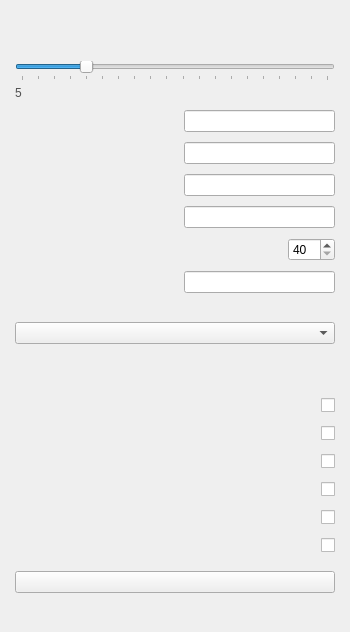
Old version of the form src/ui/MainWindow.ui in the repository Dawson924/MouseFlightControl.
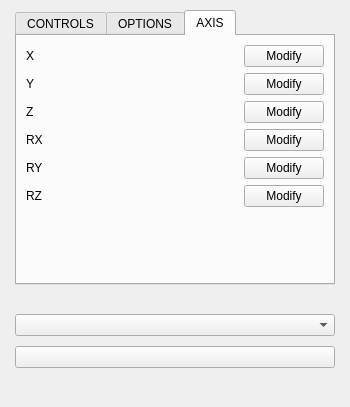
New version of the form. The open tabs and pages were chosen to show the change.

The edit to the form file:
```diff
--- a/src/ui/MainWindow.ui
+++ b/src/ui/MainWindow.ui
@@ -12,7 +12,7 @@
         </property>
 
         <widget class="QWidget" name="centralWidget">
-            <layout class="QVBoxLayout" name="verticalLayout">
+            <layout class="QVBoxLayout" name="centralLayout">
                 <property name="leftMargin">
                     <number>15</number>
                 </property>
@@ -29,22 +29,18 @@
                     <number>10</number>
                 </property>
 
-                <!-- 控制标题 -->
+                <!-- 顶部标签菜单 -->
                 <item>
-                    <widget class="QLabel" name="controlsTitleLabel">
-                        <property name="text">
-                            <string></string>
+                    <widget class="QTabWidget" name="tabWidget">
+                        <property name="tabPosition">
+                            <enum>QTabWidget::North</enum>
                         </property>
-                        <property name="alignment">
-                            <set>Qt::AlignCenter</set>
-                        </property>
-                        <property name="styleSheet">
-                            <string notr="true">font-size: 14pt; font-weight: bold;
-                                color: #000000;</string>
-                        </property>
-                    </widget>
-                </item>
-
+                        <!-- 控制页面 -->
+                        <widget class="QWidget" name="controlsTab">
+                            <attribute name="title">
+                                <string>CONTROLS</string>
+                            </attribute>
+                            <layout class="QVBoxLayout" name="verticalLayout">
                 <!-- 灵敏度设置行 -->
                 <item>
                     <layout class="QVBoxLayout">
@@ -327,80 +323,27 @@
 
                 <!-- 控制器选择 -->
                 <item>
-                    <layout class="QVBoxLayout">
-                        <property name="spacing">
-                            <number>5</number>
-                        </property>
-
-                        <item>
-                            <layout class="QVBoxLayout" name="controllerLayout">
-                                <property name="spacing">
-                                    <number>5</number>
-                                </property>
-                                <item>
-                                    <widget class="QLabel" name="controllerLabel">
-                                        <property name="text">
-                                            <string></string>
-                                        </property>
-                                    </widget>
-                                </item>
-                                <item>
-                                    <widget class="QComboBox" name="controllerComboBox">
-                                        <property name="sizePolicy">
-                                            <sizepolicy hsizetype="Expanding" vsizetype="Fixed">
-                                                <horstretch>0</horstretch>
-                                                <verstretch>0</verstretch>
-                                            </sizepolicy>
-                                        </property>
-                                    </widget>
-                                </item>
-                            </layout>
-                        </item>
-                    </layout>
-                </item>
-
-                <item>
-                    <layout class="QVBoxLayout" name="ControllerVerticalLayout">
-                        <property name="spacing">
-                            <number>8</number>
-                        </property>
-                    </layout>
-                </item>
-
-                <!-- 固定大小分隔符 -->
-                <item>
-                    <spacer>
+                                    <spacer name="verticalSpacer">
                         <property name="orientation">
                             <enum>Qt::Vertical</enum>
                         </property>
-                        <property name="sizeType">
-                            <enum>QSizePolicy::Fixed</enum>
-                        </property>
                         <property name="sizeHint" stdset="0">
                             <size>
-                                <width>0</width>
-                                <height>10</height>
+                                                <width>20</width>
+                                                <height>0</height>
                             </size>
                         </property>
                     </spacer>
                 </item>
-
-                <!-- 选项标题 -->
-                <item>
-                    <widget class="QLabel" name="optionsTitleLabel">
-                        <property name="text">
-                            <string></string>
-                        </property>
-                        <property name="alignment">
-                            <set>Qt::AlignCenter</set>
-                        </property>
-                        <property name="styleSheet">
-                            <string notr="true">font-size: 14pt; font-weight: bold;
-                                color: #000000;</string>
-                        </property>
-                    </widget>
-                </item>
+                            </layout>
+                        </widget>
 
+                        <!-- 选项页面 -->
+                        <widget class="QWidget" name="optionsTab">
+                            <attribute name="title">
+                                <string>OPTIONS</string>
+                            </attribute>
+                            <layout class="QVBoxLayout" name="verticalLayout2">
                 <!-- 选项区域 -->
                 <item>
                     <layout class="QVBoxLayout">
@@ -435,7 +378,8 @@
                                     </spacer>
                                 </item>
                                 <item>
-                                    <widget class="QCheckBox" name="showCursorOption">
+                                                    <widget class="QCheckBox"
+                                                        name="showCursorOption">
                                         <property name="checked">
                                             <bool>false</bool>
                                         </property>
@@ -507,7 +451,8 @@
                                     </spacer>
                                 </item>
                                 <item>
-                                    <widget class="QCheckBox" name="showIndicatorOption">
+                                                    <widget class="QCheckBox"
+                                                        name="showIndicatorOption">
                                         <property name="checked">
                                             <bool>false</bool>
                                         </property>
@@ -543,7 +488,8 @@
                                     </spacer>
                                 </item>
                                 <item>
-                                    <widget class="QCheckBox" name="buttonMappingOption">
+                                                    <widget class="QCheckBox"
+                                                        name="buttonMappingOption">
                                         <property name="checked">
                                             <bool>false</bool>
                                         </property>
@@ -559,7 +505,8 @@
                                     <number>10</number>
                                 </property>
                                 <item>
-                                    <widget class="QLabel" name="memorizeAxisPosLabel">
+                                                    <widget class="QLabel"
+                                                        name="memorizeAxisPosLabel">
                                         <property name="text">
                                             <string></string>
                                         </property>
@@ -579,7 +526,8 @@
                                     </spacer>
                                 </item>
                                 <item>
-                                    <widget class="QCheckBox" name="memorizeAxisPosOption">
+                                                    <widget class="QCheckBox"
+                                                        name="memorizeAxisPosOption">
                                         <property name="checked">
                                             <bool>false</bool>
                                         </property>
@@ -595,7 +543,8 @@
                                     <number>10</number>
                                 </property>
                                 <item>
-                                    <widget class="QLabel" name="freecamAutoCenterLabel">
+                                                    <widget class="QLabel"
+                                                        name="freecamAutoCenterLabel">
                                         <property name="text">
                                             <string></string>
                                         </property>
@@ -615,7 +564,8 @@
                                     </spacer>
                                 </item>
                                 <item>
-                                    <widget class="QCheckBox" name="freecamAutoCenterOption">
+                                                    <widget class="QCheckBox"
+                                                        name="freecamAutoCenterOption">
                                         <property name="checked">
                                             <bool>false</bool>
                                         </property>
@@ -623,8 +573,6 @@
                                 </item>
                             </layout>
                         </item>
-                    </layout>
-                </item>
 
                 <!-- 垂直弹簧 -->
                 <item>
@@ -640,28 +588,289 @@
                         </property>
                     </spacer>
                 </item>
+                                    </layout>
+                                </item>
+                            </layout>
+                        </widget>
 
-                <!-- 固定大小分隔符 -->
+                        <!-- 轴调整页面 -->
+                        <widget class="QWidget" name="axisTab">
+                            <attribute name="title">
+                                <string>AXIS</string>
+                            </attribute>
+                            <layout class="QVBoxLayout" name="verticalLayout3">
                 <item>
+                                    <layout class="QHBoxLayout">
+                                        <property name="spacing">
+                                            <number>10</number>
+                                        </property>
+                                        <item>
+                                            <widget class="QLabel" name="">
+                                                <property name="text">
+                                                    <string>X</string>
+                                                </property>
+                                            </widget>
+                                        </item>
+                                        <item>
                     <spacer>
                         <property name="orientation">
-                            <enum>Qt::Vertical</enum>
-                        </property>
-                        <property name="sizeType">
-                            <enum>QSizePolicy::Fixed</enum>
-                        </property>
+                                                    <enum>Qt::Horizontal</enum>
+                                                </property>
+                                                <property name="sizeHint" stdset="0">
+                                                    <size>
+                                                        <width>40</width>
+                                                        <height>20</height>
+                                                    </size>
+                                                </property>
+                                            </spacer>
+                                        </item>
+                                        <item>
+                                            <widget class="QPushButton" name="xAxisButton">
+                                                <property name="text">
+                                                    <string>Modify</string>
+                                                </property>
+                                            </widget>
+                                        </item>
+                                    </layout>
+                                </item>
+                                <item>
+                                    <layout class="QHBoxLayout">
+                                        <property name="spacing">
+                                            <number>10</number>
+                                        </property>
+                                        <item>
+                                            <widget class="QLabel" name="">
+                                                <property name="text">
+                                                    <string>Y</string>
+                                                </property>
+                                            </widget>
+                                        </item>
+                                        <item>
+                                            <spacer>
+                                                <property name="orientation">
+                                                    <enum>Qt::Horizontal</enum>
+                                                </property>
                         <property name="sizeHint" stdset="0">
                             <size>
-                                <width>0</width>
-                                <height>5</height>
+                                                        <width>40</width>
+                                                        <height>20</height>
                             </size>
                         </property>
                     </spacer>
+                                        </item>
+                                        <item>
+                                            <widget class="QPushButton" name="yAxisButton">
+                                                <property name="text">
+                                                    <string>Modify</string>
+                                                </property>
+                                            </widget>
+                                        </item>
+                                    </layout>
+                                </item>
+                                <item>
+                                    <layout class="QHBoxLayout">
+                                        <property name="spacing">
+                                            <number>10</number>
+                                        </property>
+                                        <item>
+                                            <widget class="QLabel" name="">
+                                                <property name="text">
+                                                    <string>Z</string>
+                                                </property>
+                                            </widget>
+                                        </item>
+                                        <item>
+                                            <spacer>
+                                                <property name="orientation">
+                                                    <enum>Qt::Horizontal</enum>
+                                                </property>
+                                                <property name="sizeHint" stdset="0">
+                                                    <size>
+                                                        <width>40</width>
+                                                        <height>20</height>
+                                                    </size>
+                                                </property>
+                                            </spacer>
+                                        </item>
+                                        <item>
+                                            <widget class="QPushButton" name="zAxisButton">
+                                                <property name="text">
+                                                    <string>Modify</string>
+                                                </property>
+                                            </widget>
+                                        </item>
+                                    </layout>
+                                </item>
+                                <item>
+                                    <layout class="QHBoxLayout">
+                                        <property name="spacing">
+                                            <number>10</number>
+                                        </property>
+                                        <item>
+                                            <widget class="QLabel" name="">
+                                                <property name="text">
+                                                    <string>RX</string>
+                                                </property>
+                                            </widget>
+                                        </item>
+                                        <item>
+                                            <spacer>
+                                                <property name="orientation">
+                                                    <enum>Qt::Horizontal</enum>
+                                                </property>
+                                                <property name="sizeHint" stdset="0">
+                                                    <size>
+                                                        <width>40</width>
+                                                        <height>20</height>
+                                                    </size>
+                                                </property>
+                                            </spacer>
+                                        </item>
+                                        <item>
+                                            <widget class="QPushButton" name="rxAxisButton">
+                                                <property name="text">
+                                                    <string>Modify</string>
+                                                </property>
+                                            </widget>
+                                        </item>
+                                    </layout>
+                                </item>
+                                <item>
+                                    <layout class="QHBoxLayout">
+                                        <property name="spacing">
+                                            <number>10</number>
+                                        </property>
+                                        <item>
+                                            <widget class="QLabel" name="">
+                                                <property name="text">
+                                                    <string>RY</string>
+                                                </property>
+                                            </widget>
+                                        </item>
+                                        <item>
+                                            <spacer>
+                                                <property name="orientation">
+                                                    <enum>Qt::Horizontal</enum>
+                                                </property>
+                                                <property name="sizeHint" stdset="0">
+                                                    <size>
+                                                        <width>40</width>
+                                                        <height>20</height>
+                                                    </size>
+                                                </property>
+                                            </spacer>
+                                        </item>
+                                        <item>
+                                            <widget class="QPushButton" name="ryAxisButton">
+                                                <property name="text">
+                                                    <string>Modify</string>
+                                                </property>
+                                            </widget>
+                                        </item>
+                                    </layout>
+                                </item>
+                                <item>
+                                    <layout class="QHBoxLayout">
+                                        <property name="spacing">
+                                            <number>10</number>
+                                        </property>
+                                        <item>
+                                            <widget class="QLabel" name="">
+                                                <property name="text">
+                                                    <string>RZ</string>
+                                                </property>
+                                            </widget>
+                                        </item>
+                                        <item>
+                                            <spacer>
+                                                <property name="orientation">
+                                                    <enum>Qt::Horizontal</enum>
+                                                </property>
+                                                <property name="sizeHint" stdset="0">
+                                                    <size>
+                                                        <width>40</width>
+                                                        <height>20</height>
+                                                    </size>
+                                                </property>
+                                            </spacer>
+                                        </item>
+                                        <item>
+                                            <widget class="QPushButton" name="rzAxisButton">
+                                                <property name="text">
+                                                    <string>Modify</string>
+                                                </property>
+                                            </widget>
+                                        </item>
+                                    </layout>
+                                </item>
+
+                                <!-- 垂直弹簧 -->
+                                <item>
+                                    <spacer name="verticalSpacer3">
+                                        <property name="orientation">
+                                            <enum>Qt::Vertical</enum>
+                                        </property>
+                                        <property name="sizeHint" stdset="0">
+                                            <size>
+                                                <width>20</width>
+                                                <height>0</height>
+                                            </size>
+                                        </property>
+                                    </spacer>
+                                </item>
+                            </layout>
+                        </widget>
+
+                    </widget>
+                </item>
+
+                <!-- 控制器选择 -->
+                <item>
+                    <layout class="QVBoxLayout">
+                        <property name="spacing">
+                            <number>5</number>
+                        </property>
+
+                        <item>
+                            <layout class="QVBoxLayout" name="controllerLayout">
+                                <property name="spacing">
+                                    <number>5</number>
+                                </property>
+                                <item>
+                                    <widget class="QLabel" name="controllerLabel">
+                                        <property name="text">
+                                            <string></string>
+                                        </property>
+                                    </widget>
+                                </item>
+                                <item>
+                                    <widget class="QComboBox"
+                                        name="flightMode">
+                                        <property name="sizePolicy">
+                                            <sizepolicy hsizetype="Expanding"
+                                                vsizetype="Fixed">
+                                                <horstretch>0</horstretch>
+                                                <verstretch>0</verstretch>
+                                            </sizepolicy>
+                                        </property>
+                                    </widget>
+                                </item>
+                            </layout>
+                        </item>
+                    </layout>
+                </item>
+
+                <item>
+                    <layout class="QVBoxLayout" name="ControllerVerticalLayout">
+                        <property name="spacing">
+                            <number>8</number>
+                        </property>
+                    </layout>
                 </item>
 
                 <!-- 启动/停止按钮 -->
                 <item>
-                    <widget class="QPushButton" name="startBtn">
+                    <widget class="QPushButton" name="startButton">
                         <property name="text">
                             <string></string>
                         </property>
@@ -679,7 +888,6 @@
                         </property>
                     </widget>
                 </item>
-
             </layout>
         </widget>
     </widget>
```
Left out of the diff: 11 changed lines with no effect on the pictures. Lines whose indentation alone changed are shown as unchanged.
